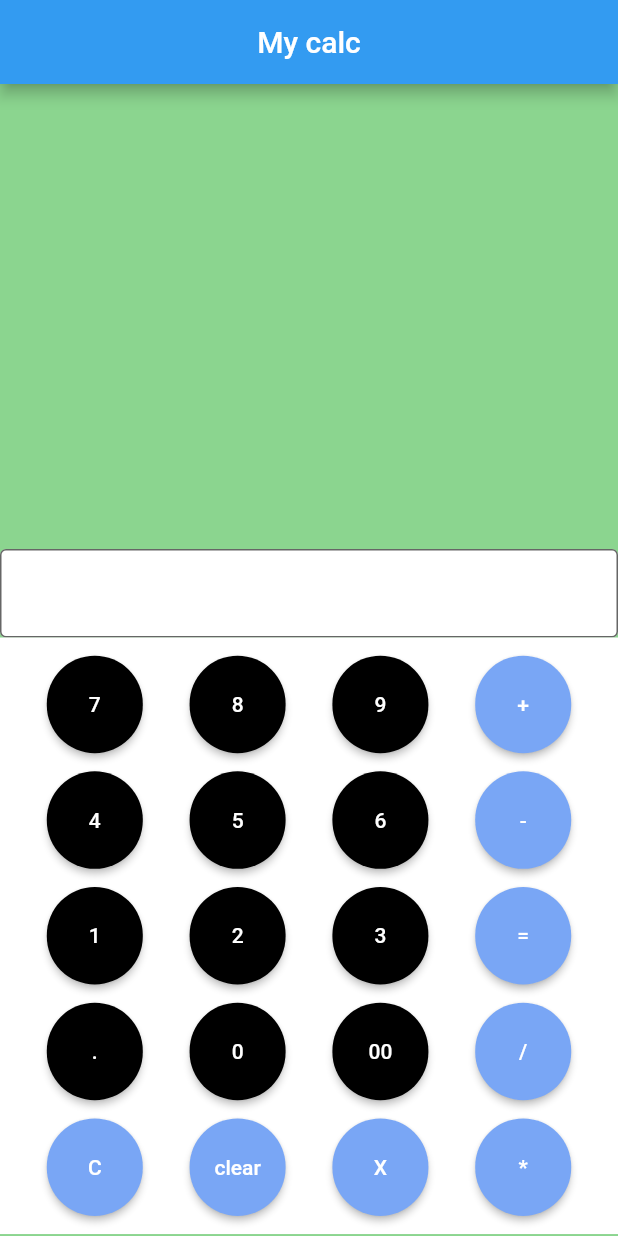
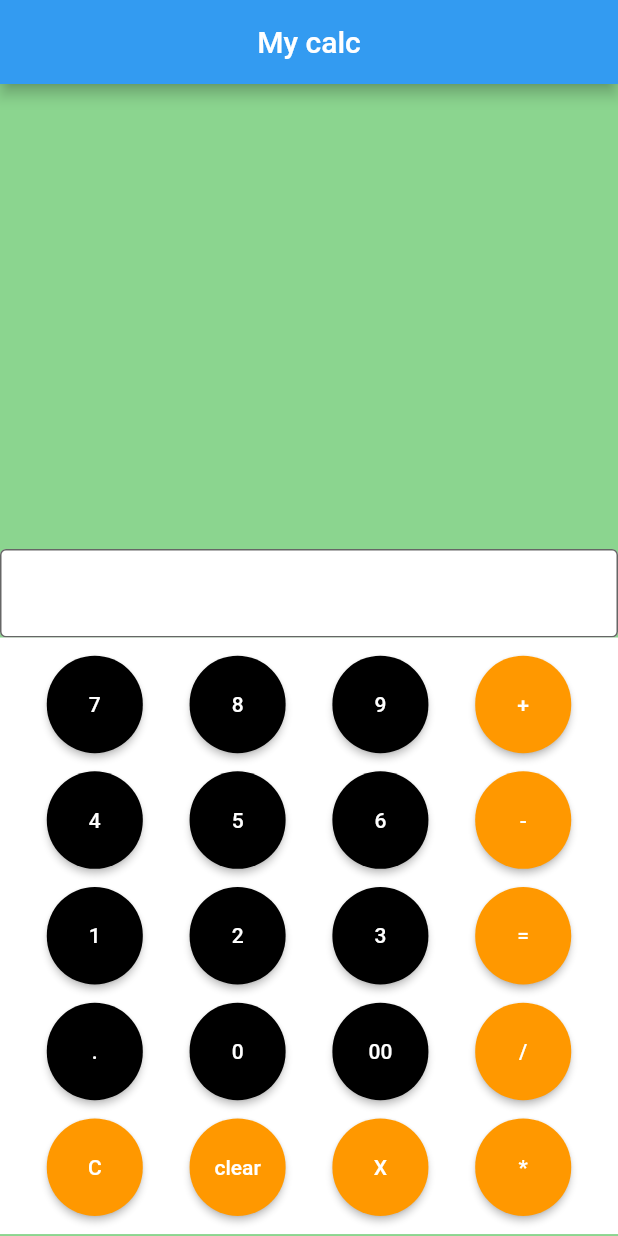
Before and after one commit to adhamniyozboyev/first_currency, a Flutter app: the screen it shows after launch, on a phone screen of 412 x 824 dp. Run offline on Flutter 3.47's test engine with Material 2 defaults, Android fonts, the phone set to English and light mode, and no system bars.

Commit message:
beautiful desing

```diff
--- a/lib/main.dart
+++ b/lib/main.dart
@@ -80,7 +80,7 @@ class _MyCurrencyState extends State<MyCurrency> {
                              fixedSize: Size(25, 65),
                            shape: RoundedRectangleBorder(borderRadius: BorderRadius.circular(120)),
                               backgroundColor:
-                                  Color.fromARGB(255, 121, 166, 245)),
+                                  Colors.orange),
                           onPressed: () {
                             controller1.text += '+';
                           },
@@ -121,7 +121,7 @@ class _MyCurrencyState extends State<MyCurrency> {
                style: ElevatedButton.styleFrom(
                     fixedSize: Size(25, 65),
                            shape: RoundedRectangleBorder(borderRadius: BorderRadius.circular(120)),
-               backgroundColor: Color.fromARGB(255, 121, 166, 245)),
+               backgroundColor: Colors.orange),
 
                           onPressed: () {
 
@@ -165,7 +165,7 @@ class _MyCurrencyState extends State<MyCurrency> {
                                  fixedSize: Size(25, 65),
                            shape: RoundedRectangleBorder(borderRadius: BorderRadius.circular(120)),
                               backgroundColor:
-                                  Color.fromARGB(255, 121, 166, 245)),
+                                  Colors.orange),
                           onPressed: () {
                             int ind = 0;
                             String s = controller1.text;
@@ -238,7 +238,7 @@ class _MyCurrencyState extends State<MyCurrency> {
                                  fixedSize: Size(25, 65),
                            shape: RoundedRectangleBorder(borderRadius: BorderRadius.circular(120)),
                               backgroundColor:
-                                  Color.fromARGB(255, 121, 166, 245)),
+                                  Colors.orange),
                           onPressed: () {
                             controller1.text += '/';
                           },
@@ -253,7 +253,7 @@ class _MyCurrencyState extends State<MyCurrency> {
                                  fixedSize: Size(25, 65),
                            shape: RoundedRectangleBorder(borderRadius: BorderRadius.circular(120)),
                               backgroundColor:
-                                  Color.fromARGB(255, 121, 166, 245)),
+                                  Colors.orange),
                           onPressed: () {
                             controller1.text = '0';
                           },
@@ -264,7 +264,7 @@ class _MyCurrencyState extends State<MyCurrency> {
                                  fixedSize: Size(25, 65),
                            shape: RoundedRectangleBorder(borderRadius: BorderRadius.circular(120)),
                               backgroundColor:
-                                  Color.fromARGB(255, 121, 166, 245)),
+                                  Colors.orange),
                           onPressed: () {
                             controller1.text = '';
                           },
@@ -274,7 +274,7 @@ class _MyCurrencyState extends State<MyCurrency> {
                                  fixedSize: Size(25, 65),
                            shape: RoundedRectangleBorder(borderRadius: BorderRadius.circular(120)),
                               backgroundColor:
-                                  Color.fromARGB(255, 121, 166, 245)),
+                                  Colors.orange),
                           onPressed: () {
                             controller1.text = controller1.text
                                 .substring(0, controller1.text.length - 1);
@@ -285,7 +285,7 @@ class _MyCurrencyState extends State<MyCurrency> {
                                  fixedSize: Size(25, 65),
                            shape: RoundedRectangleBorder(borderRadius: BorderRadius.circular(120)),
                               backgroundColor:
-                                  Color.fromARGB(255, 121, 166, 245)),
+                                  Colors.orange),
                           onPressed: () {
                             controller1.text += '*';
                           },
```
